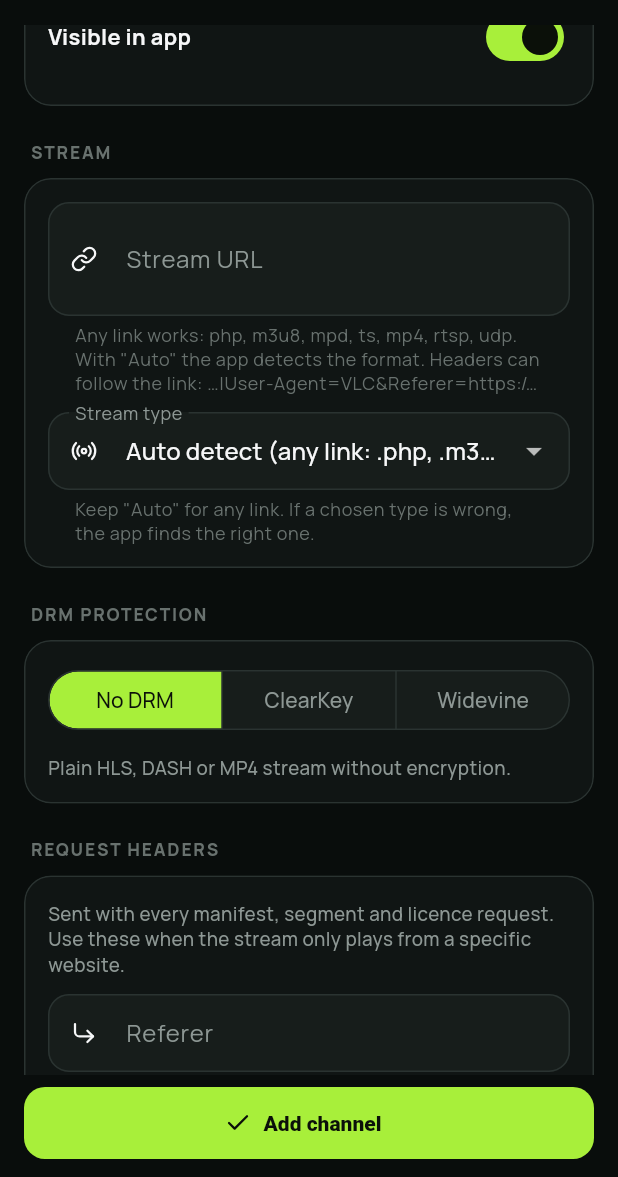
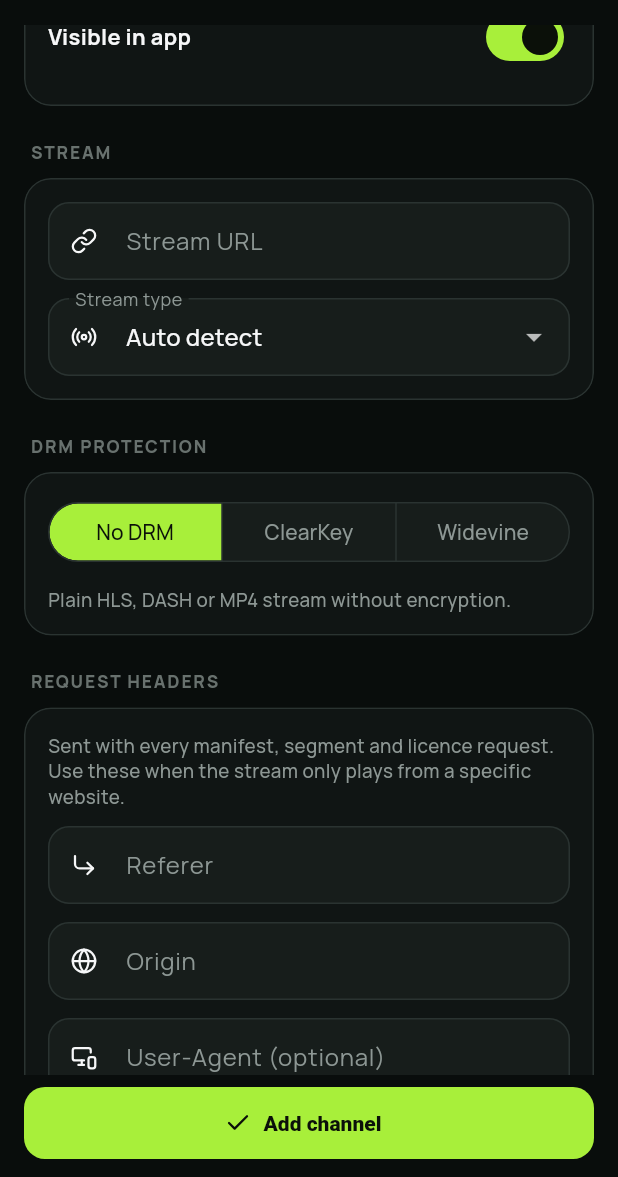
Before and after one commit to mwaijengo/ayoma, a Flutter app: the ChannelForm screen opened directly, scrolled down 576 dp, on a phone screen of 412 x 824 dp, the part 59-1236 px from its top. Run offline on Flutter 3.47's test engine with Material 3 defaults, Android fonts, the phone set to English and light mode, and no system bars; our stand-ins replace cached_network_image, firebase_core, firebase_messaging, flutter_cache_manager, flutter_local_notifications, google_fonts and 5 more; accounts and stored records are empty.

Commit message:
Transparent AYOMA TV icons in all apps; simplify stream URL and type fields
Co-authored-by: Cursor <cursoragent@cursor.com>

```diff
--- a/ayoma_admin/lib/api/models.dart
+++ b/ayoma_admin/lib/api/models.dart
@@ -7,13 +7,13 @@ Map<String, String> _headers(Object? v) =>
     v is Map ? {for (final e in v.entries) '${e.key}': '${e.value}'} : {};
 
 enum StreamType {
-  auto('Auto detect (any link: .php, .m3u8, .mpd, .ts, .mp4…)'),
-  hls('HLS playlist (.m3u8, or .php that returns one)'),
+  auto('Auto detect'),
+  hls('HLS (.m3u8)'),
   dash('DASH (.mpd)'),
-  ts('MPEG-TS live (.ts, IPTV /live/… links)'),
-  smooth('Smooth Streaming (.ism/Manifest)'),
-  rtsp('RTSP (rtsp://)'),
-  progressive('Video file (MP4, MKV, WebM, MP3)');
+  ts('MPEG-TS (.ts)'),
+  smooth('Smooth Streaming'),
+  rtsp('RTSP'),
+  progressive('Video file (MP4)');
 
   const StreamType(this.label);
   final String label;
--- a/ayoma_admin/lib/screens/channel_form.dart
+++ b/ayoma_admin/lib/screens/channel_form.dart
@@ -263,10 +263,7 @@ class _ChannelFormState extends State<ChannelForm> {
                         maxLines: null,
                         decoration: const InputDecoration(
                           labelText: 'Stream URL',
-                          hintText: 'https://…/index.m3u8, …/live.php, rtsp://…',
-                          helperText: 'Any link works: php, m3u8, mpd, ts, mp4, rtsp, udp. With "Auto" the app '
-                              'detects the format. Headers can follow the link: …|User-Agent=VLC&Referer=https://site/',
-                          helperMaxLines: 3,
+                          hintText: 'https://…',
                           prefixIcon: Icon(LucideIcons.link, size: 18),
                         ),
                       ),
@@ -277,8 +274,6 @@ class _ChannelFormState extends State<ChannelForm> {
                         dropdownColor: AppColors.surface2,
                         decoration: const InputDecoration(
                           labelText: 'Stream type',
-                          helperText: 'Keep "Auto" for any link. If a chosen type is wrong, the app finds the right one.',
-                          helperMaxLines: 2,
                           prefixIcon: Icon(LucideIcons.radio, size: 18),
                         ),
                         items: [
--- a/ayoma_admin/pubspec.yaml
+++ b/ayoma_admin/pubspec.yaml
@@ -56,7 +56,7 @@ dev_dependencies:
 flutter_launcher_icons:
   image_path: assets/icon/app_icon.png
   android: true
-  adaptive_icon_background: "#000000"
+  adaptive_icon_background: "#00000000"
   adaptive_icon_foreground: assets/icon/app_icon_foreground.png
   ios: true
   remove_alpha_ios: true
--- a/pubspec.yaml
+++ b/pubspec.yaml
@@ -62,7 +62,7 @@ dev_dependencies:
 flutter_launcher_icons:
   image_path: assets/icon/app_icon.png
   android: true
-  adaptive_icon_background: "#000000"
+  adaptive_icon_background: "#00000000"
   adaptive_icon_foreground: assets/icon/app_icon_foreground.png
   ios: true
   # iOS icons cannot be transparent.
```
Also changed, not shown: assets/brand/ayoma_logo.png, assets/icon/app_icon.png, assets/icon/app_icon_foreground.png, ayoma_admin/assets/icon/app_icon.png, ayoma_admin/assets/icon/app_icon_foreground.png, 80 other files.
